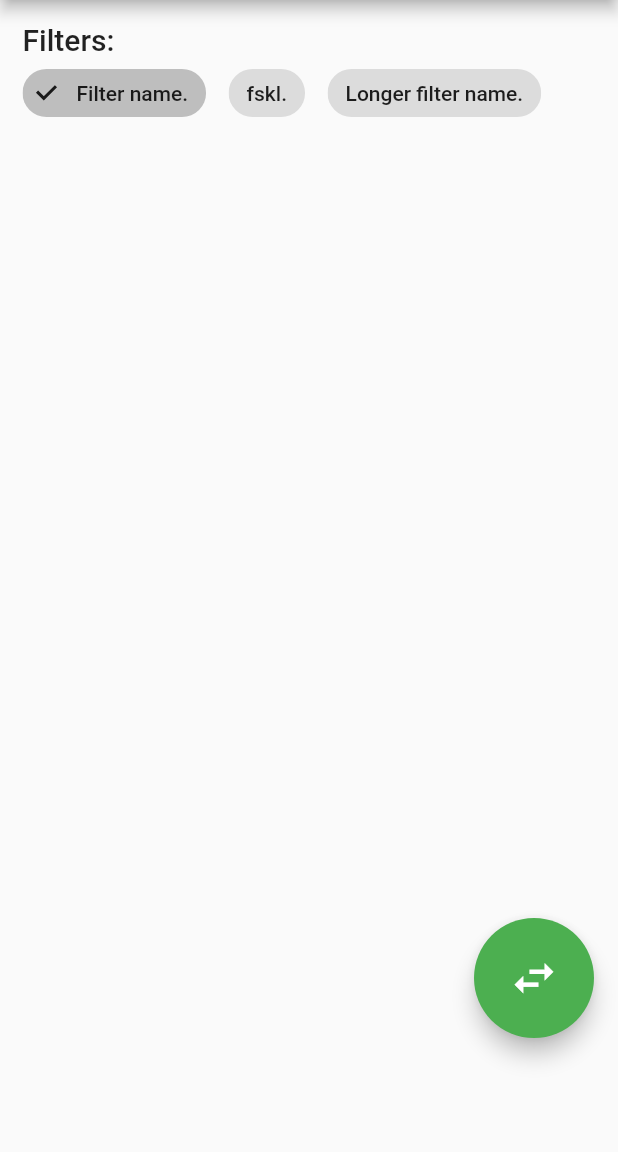
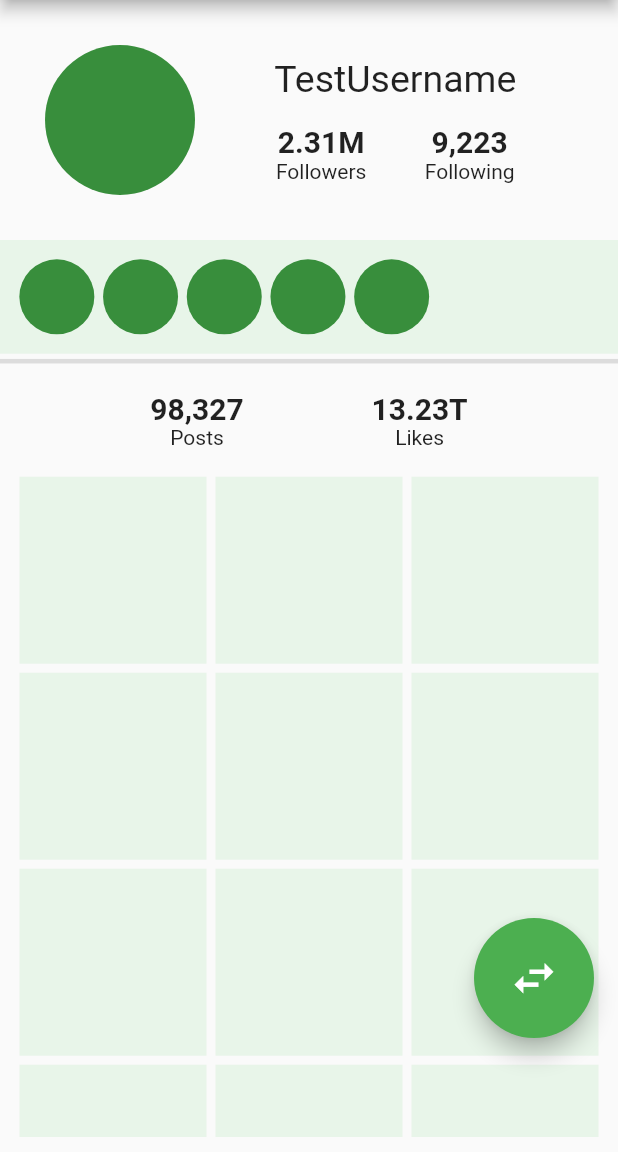
Before and after one commit to Software-Development-2022-2023/community-connect, a Flutter app: the screen it shows after launch, after a tap on the "menu" icon, after a tap on "Profile", on a phone screen of 412 x 824 dp, the part 84-1236 px from its top. Run offline on Flutter 3.47's test engine with Material 2 defaults, Android fonts, the phone set to English and light mode, and no system bars; our stand-ins replace firebase_core, firebase_database, image_picker; accounts and stored records are empty.

Commit message:
feat(profile): create profile page

```diff
--- a/lib/main.dart
+++ b/lib/main.dart
@@ -64,7 +64,9 @@ class _ModeNavigationState extends State<ModeNavigation> {
     Widget? screen;
     switch (_selectedDrawerIndex) { // TODO: All of this. Probably create a new file for organization.
       case 0: // Profile.
-        // screen = const ProfileScreen();
+        screen = const ProfileScreen(
+          username: "TestUsername",
+        );
         break;
       case 1: // Leaderboard.
         // screen = const LeaderboardScreen();
--- a/lib/screens/profile.dart
+++ b/lib/screens/profile.dart
@@ -1,3 +1,150 @@
 import 'package:flutter/material.dart';
+import 'package:intl/intl.dart';
 
-// TODO: Create a class named ProfileScreen or something.
+
+NumberFormat nf = NumberFormat.decimalPattern("en_us");
+
+class BadgeIcon extends StatelessWidget {
+  const BadgeIcon({Key? key, required this.id}) : super(key: key);
+
+  final String id;
+
+  @override
+  Widget build(BuildContext context) {
+    return const Padding(
+      padding: EdgeInsets.all(2.9),
+      child: CircleAvatar(
+        radius: 25,
+        backgroundImage: null, // TODO: Use this.id to get badge image.
+      ),
+    );
+  }
+}
+
+
+class ProfileScreen extends StatelessWidget {
+  const ProfileScreen({Key? key,
+    required this.username,
+  }) : super(key: key);
+
+  final String username;
+
+  String formatNumber(int number) {
+    if (number >= 1e6) {
+      if (number < 1e9) {
+        return "${(number / 1e6 * 100).round()/100}M";
+      } else if (number < 1e12) {
+        return "${(number / 1e9 * 100).round()/100}B";
+      } else {
+        return "${(number / 1e12 * 100).round()/100}T";
+      }
+    }
+    return nf.format(number);
+  }
+
+  @override
+  Widget build(BuildContext context) {
+    int followers = 2313434, following = 9223; // TODO: Get this from database with username.
+    int posts = 98327, likes = 13233932838829;
+
+    return Column(
+      children: [
+        Padding(
+          padding: const EdgeInsets.all(30.0),
+          child: Row(
+            children: [
+              const CircleAvatar(
+                radius: 50,
+                backgroundImage: null, // TODO: Get image from database with username.
+              ),
+              const SizedBox(width: 15,),
+              Expanded(
+                child: SizedBox(
+                  height: 100,
+                  child: Column(
+                    mainAxisAlignment: MainAxisAlignment.spaceEvenly,
+                    children: [
+                      Text(username,
+                        style: const TextStyle(fontSize: 25),),
+                      const SizedBox(),
+                      Row(
+                        mainAxisAlignment: MainAxisAlignment.spaceEvenly,
+                        children: [
+                          Column(
+                            children: [
+                              Text(formatNumber(followers),
+                                style: const TextStyle(fontWeight: FontWeight.bold, fontSize: 20),),
+                              const Text("Followers"),
+                            ],
+                          ),
+                          Column(
+                            children: [
+                              Text(formatNumber(following),
+                                style: const TextStyle(fontWeight: FontWeight.bold, fontSize: 20),),
+                              const Text("Following"),
+                            ],
+                          )
+                        ],
+                      ),
+                    ],
+                  ),
+                ),
+              )
+            ],
+          ),
+        ),
+        Container(
+          color: Colors.green[50],
+          alignment: AlignmentDirectional.topStart,
+          child: Padding(
+            padding: const EdgeInsets.all(10.0),
+            child: Wrap(
+              children: [BadgeIcon(id: ""), BadgeIcon(id: ""), BadgeIcon(id: ""), BadgeIcon(id: ""), BadgeIcon(id: ""),],
+            ),
+          ),
+        ),
+        const Divider(height: 10, thickness: 3,),
+        Padding(
+          padding: const EdgeInsets.all(15),
+          child: Row(
+            mainAxisAlignment: MainAxisAlignment.spaceEvenly,
+            children: [
+              Column(
+                children: [
+                  Text(formatNumber(posts),
+                    style: const TextStyle(fontWeight: FontWeight.bold, fontSize: 20),),
+                  const Text("Posts"),
+                ],
+              ),
+              Column(
+                children: [
+                  Text(formatNumber(likes),
+                    style: const TextStyle(fontWeight: FontWeight.bold, fontSize: 20),),
+                  const Text("Likes"),
+                ],
+              ),
+            ],
+          ),
+        ),
+
+        Expanded(
+          child: Padding(
+            padding: const EdgeInsets.only(right: 10.0, left: 10.0, bottom: 10.0),
+            child: Scrollbar(
+              child: GridView.builder(
+                  itemCount: 17, // TODO: Get post count from database.
+                  gridDelegate: const SliverGridDelegateWithFixedCrossAxisCount(crossAxisCount: 3),
+                  itemBuilder: (context, index) {
+                    return Padding(
+                      padding: const EdgeInsets.all(3.0),
+                      child: Container(color: Colors.green[50],), // TODO: Fill with actual post images.
+                    );
+                  }
+              ),
+            ),
+          ),
+        ),
+      ],
+    );
+  }
+}
--- a/pubspec.yaml
+++ b/pubspec.yaml
@@ -39,6 +39,7 @@ dependencies:
   firebase_core: ^2.4.0
   firebase_database: ^10.0.7
   image_picker: ^0.8.6
+  intl: ^0.18.0
 
 dev_dependencies:
   flutter_test:
```
Also changed, not shown: pubspec.lock.
